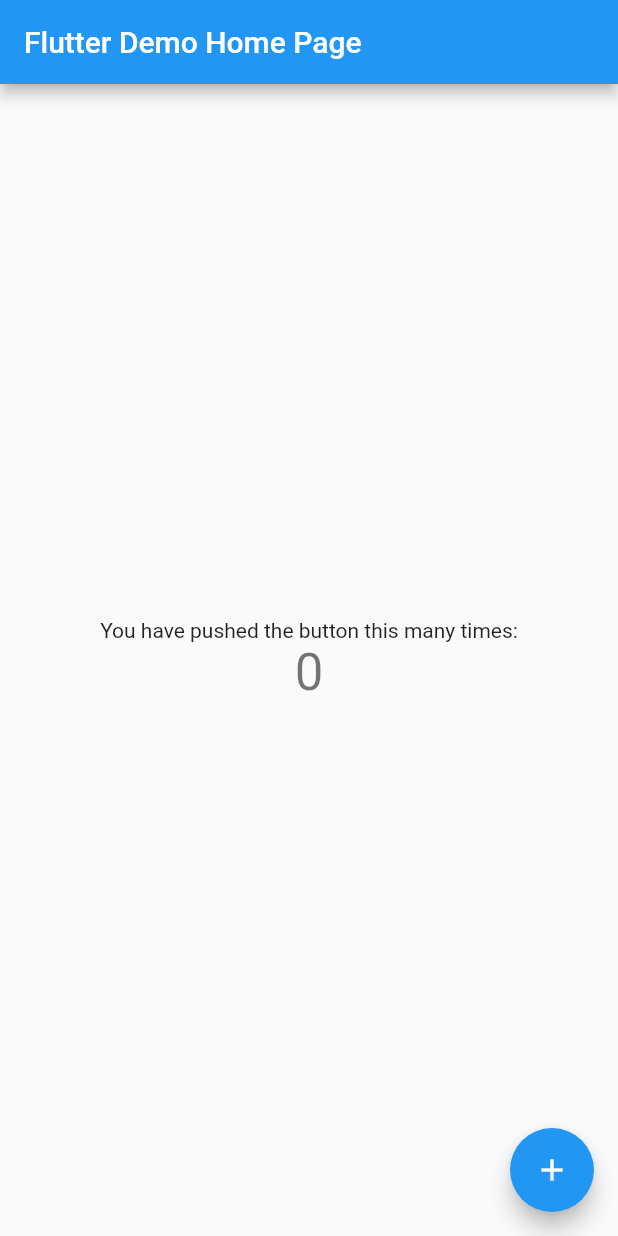
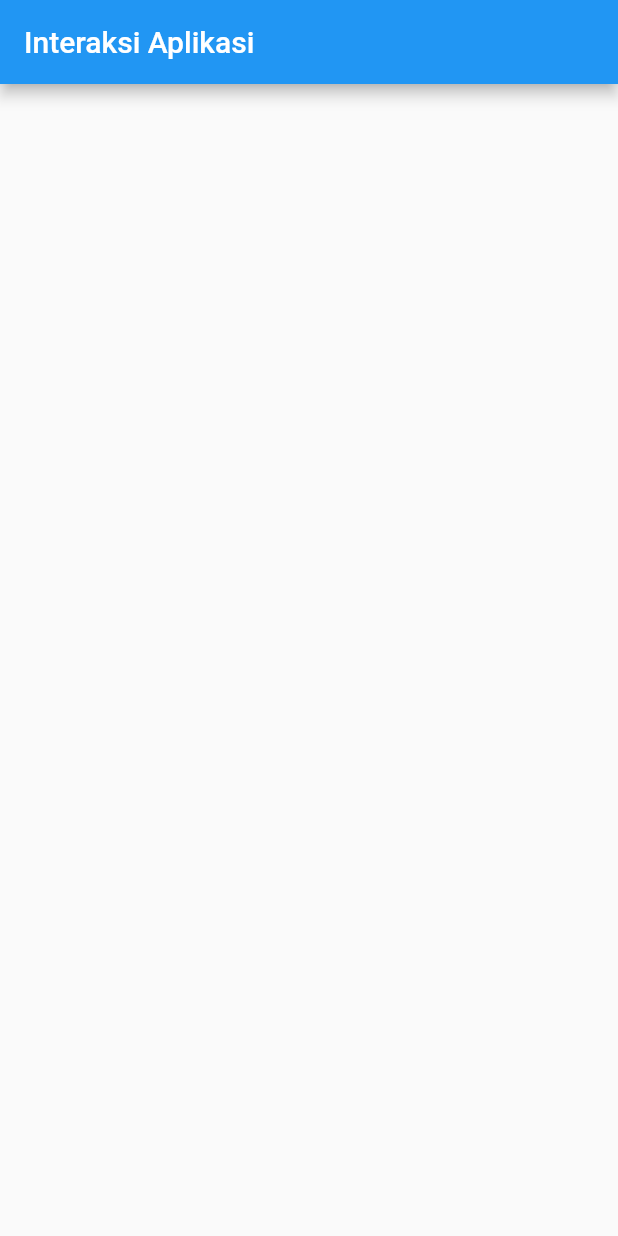
Before and after one commit to omrobbie/flutter-gdg-jakarta-meetup, a Flutter app: the screen it shows after launch, on a phone screen of 412 x 824 dp. Run offline on Flutter 3.47's test engine with Material 2 defaults, Android fonts, the phone set to English and light mode, and no system bars.

Commit message:
clean up untuk aplikasi interaksi

```diff
--- a/interactivity/lib/main.dart
+++ b/interactivity/lib/main.dart
@@ -1,109 +1,28 @@
 import 'package:flutter/material.dart';
 
-void main() => runApp(new MyApp());
+void main() {
+  runApp(MaterialApp(
+    home: ScoreApp(),
+  ));
+}
 
-class MyApp extends StatelessWidget {
-  // This widget is the root of your application.
+class ScoreApp extends StatefulWidget {
+  @override
+  _ScoreAppState createState() => new _ScoreAppState();
+}
+
+class _ScoreAppState extends State<ScoreApp> {
   @override
   Widget build(BuildContext context) {
-    return new MaterialApp(
-      title: 'Flutter Demo',
-      theme: new ThemeData(
-        // This is the theme of your application.
-        //
-        // Try running your application with "flutter run". You'll see the
-        // application has a blue toolbar. Then, without quitting the app, try
-        // changing the primarySwatch below to Colors.green and then invoke
-        // "hot reload" (press "r" in the console where you ran "flutter run",
-        // or press Run > Flutter Hot Reload in IntelliJ). Notice that the
-        // counter didn't reset back to zero; the application is not restarted.
-        primarySwatch: Colors.blue,
+    return Scaffold(
+      appBar: AppBar(
+        title: Text("Interaksi Aplikasi"),
       ),
-      home: new MyHomePage(title: 'Flutter Demo Home Page'),
+      body: Container(
+        child: Column(
+          children: <Widget>[],
+        ),
+      ),
     );
   }
 }
-
-class MyHomePage extends StatefulWidget {
-  MyHomePage({Key key, this.title}) : super(key: key);
-
-  // This widget is the home page of your application. It is stateful, meaning
-  // that it has a State object (defined below) that contains fields that affect
-  // how it looks.
-
-  // This class is the configuration for the state. It holds the values (in this
-  // case the title) provided by the parent (in this case the App widget) and
-  // used by the build method of the State. Fields in a Widget subclass are
-  // always marked "final".
-
-  final String title;
-
-  @override
-  _MyHomePageState createState() => new _MyHomePageState();
-}
-
-class _MyHomePageState extends State<MyHomePage> {
-  int _counter = 0;
-
-  void _incrementCounter() {
-    setState(() {
-      // This call to setState tells the Flutter framework that something has
-      // changed in this State, which causes it to rerun the build method below
-      // so that the display can reflect the updated values. If we changed
-      // _counter without calling setState(), then the build method would not be
-      // called again, and so nothing would appear to happen.
-      _counter++;
-    });
-  }
-
-  @override
-  Widget build(BuildContext context) {
-    // This method is rerun every time setState is called, for instance as done
-    // by the _incrementCounter method above.
-    //
-    // The Flutter framework has been optimized to make rerunning build methods
-    // fast, so that you can just rebuild anything that needs updating rather
-    // than having to individually change instances of widgets.
-    return new Scaffold(
-      appBar: new AppBar(
-        // Here we take the value from the MyHomePage object that was created by
-        // the App.build method, and use it to set our appbar title.
-        title: new Text(widget.title),
-      ),
-      body: new Center(
-        // Center is a layout widget. It takes a single child and positions it
-        // in the middle of the parent.
-        child: new Column(
-          // Column is also layout widget. It takes a list of children and
-          // arranges them vertically. By default, it sizes itself to fit its
-          // children horizontally, and tries to be as tall as its parent.
-          //
-          // Invoke "debug paint" (press "p" in the console where you ran
-          // "flutter run", or select "Toggle Debug Paint" from the Flutter tool
-          // window in IntelliJ) to see the wireframe for each widget.
-          //
-          // Column has various properties to control how it sizes itself and
-          // how it positions its children. Here we use mainAxisAlignment to
-          // center the children vertically; the main axis here is the vertical
-          // axis because Columns are vertical (the cross axis would be
-          // horizontal).
-          mainAxisAlignment: MainAxisAlignment.center,
-          children: <Widget>[
-            new Text(
-              'You have pushed the button this many times:',
-            ),
-            new Text(
-              '$_counter',
-              style: Theme.of(context).textTheme.display1,
-            ),
-          ],
-        ),
-      ),
-      floatingActionButton: new FloatingActionButton(
-        onPressed: _incrementCounter,
-        tooltip: 'Increment',
-        child: new Icon(Icons.add),
-      ), // This trailing comma makes auto-formatting nicer for build methods.
-    );
-  }
-}
```
